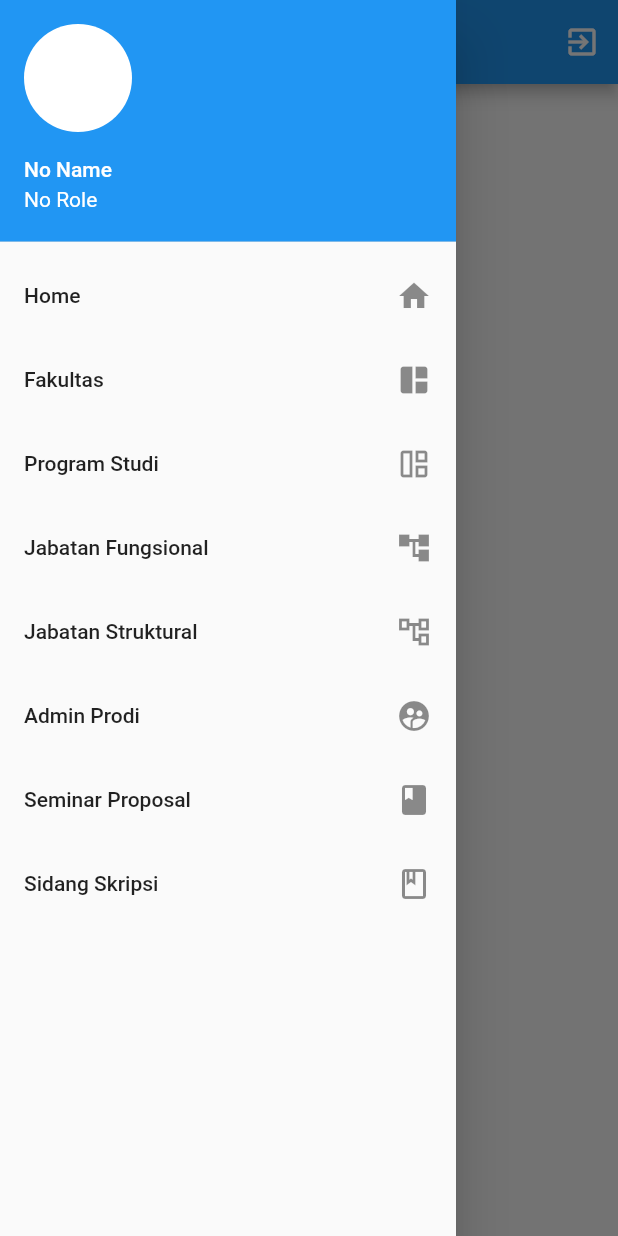
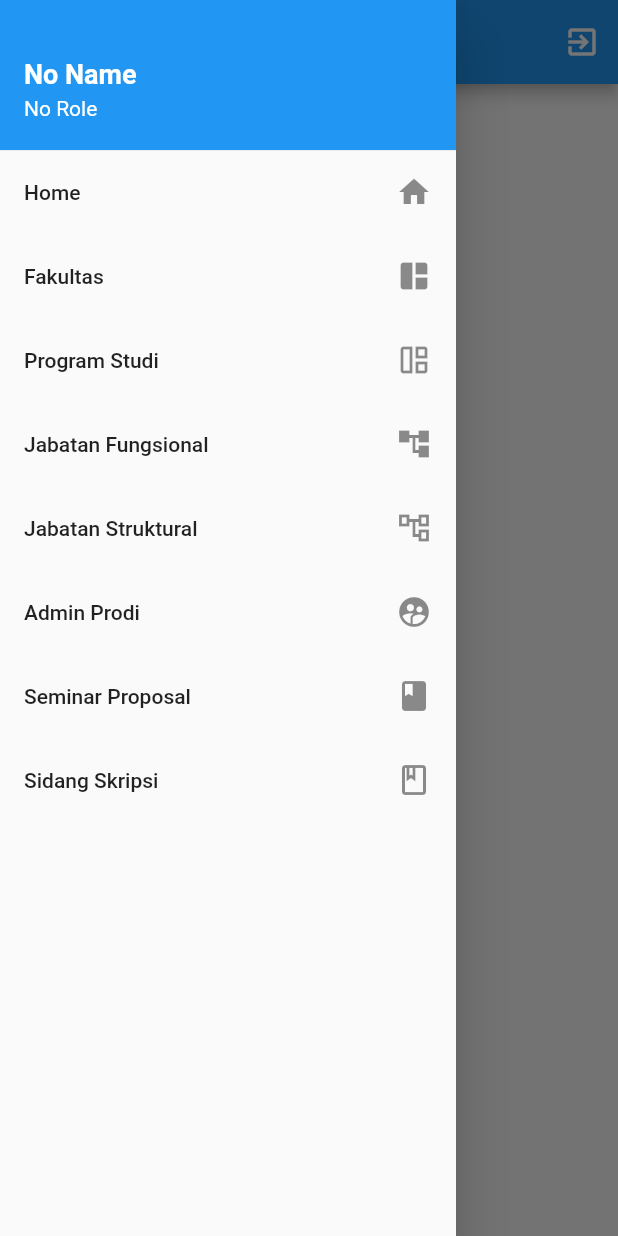
Before and after one commit to qkohst/E_Skripsi_Mobile_Client, a Flutter app: the HomeAdmin screen opened directly, with the side drawer open, on a phone screen of 412 x 824 dp. Run offline on Flutter 3.47's test engine with Material 2 defaults, Android fonts, the phone set to English and light mode, and no system bars; our stand-ins replace rflutter_alert, shared_preferences; accounts and stored records are empty.

Commit message:
Modify UseAccountDrawer & Change IconAPP

```diff
--- a/lib/home_admin.dart
+++ b/lib/home_admin.dart
@@ -36,12 +36,16 @@ class _HomeAdminState extends State<HomeAdmin> {
         child: new ListView(
           padding: const EdgeInsets.all(0.0),
           children: <Widget>[
-            UserAccountsDrawerHeader(
-                accountName: new Text("$nama"),
+            new SizedBox(
+              height: 100.0,
+              child: new UserAccountsDrawerHeader(
+                accountName: new Text("$nama",
+                    style:
+                        TextStyle(fontWeight: FontWeight.bold, fontSize: 18)),
                 accountEmail: new Text("$role"),
-                currentAccountPicture: new CircleAvatar(
-                  backgroundColor: Colors.white,
-                )),
+                margin: EdgeInsets.zero,
+              ),
+            ),
             new ListTile(
               title: new Text('Home'),
               trailing: new Icon(Icons.home),
```
Also changed, not shown: lib/home_admin_prodi.dart (+9 -5 lines), lib/home_dosen.dart (+9 -5 lines), lib/home_mahasiswa.dart (+9 -5 lines), pubspec.yaml (+10 -3 lines), assets/logo.png (added), pubspec.lock, 22 other files.
